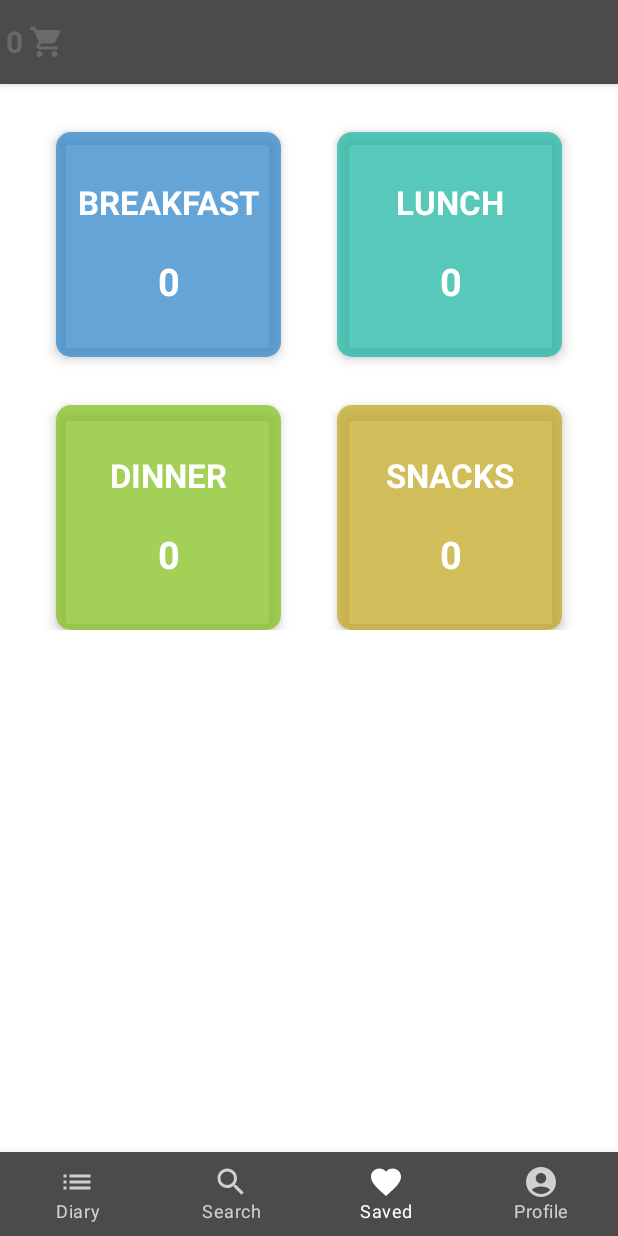
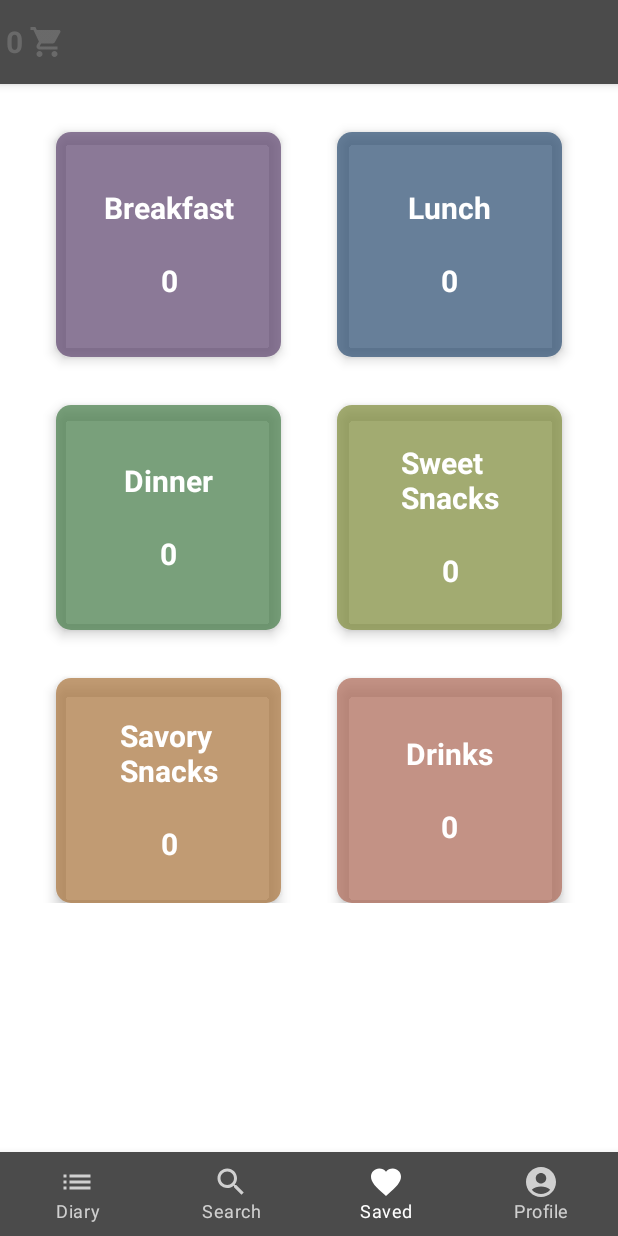
Before and after one commit to Joseph-M-J/NutriTrack, an Android app built with Jetpack Compose: the screen it shows after launch (MainActivity), item 3 of the bottom bar chosen, on a phone screen of 412 x 824 dp. Run offline under Robolectric (Android 15) with nearby library versions, the phone set to English and light mode, and no system bars; our stand-ins replace Room's generated code, Timber; pictures from the network do not load.

Commit message:
Add categories, adjust colors

```diff
--- a/app/src/main/java/com/example/nutritrack/data/model/AppDatabase.kt
+++ b/app/src/main/java/com/example/nutritrack/data/model/AppDatabase.kt
@@ -14,7 +14,7 @@ import java.io.File
         FoodEntity::class,
         FavoritesEntity::class
     ],
-    version = 3,
+    version = 4,
     exportSchema = true
 )
 @TypeConverters(Converters::class)
--- a/app/src/main/java/com/example/nutritrack/data/model/FavoritesEntity.kt
+++ b/app/src/main/java/com/example/nutritrack/data/model/FavoritesEntity.kt
@@ -20,7 +20,9 @@ data class FavoritesEntity(
 
     @ColumnInfo(name = "food_img_res") val imgRes: String,
 
-    @ColumnInfo(name = "category") val category: MealCategory
+    @ColumnInfo(name = "category") val category: MealCategory,
+
+//    @ColumnInfo(name = "date") val date: String
 )
 
 //data class FoodAndFavorites(
--- a/app/src/main/java/com/example/nutritrack/ui/screens/DairyScreen.kt
+++ b/app/src/main/java/com/example/nutritrack/ui/screens/DairyScreen.kt
@@ -202,7 +202,7 @@ fun DiaryScreenHoist(
 
                         Surface(
                             shape = RoundedCornerShape(5.dp),
-                            color = color.copy(alpha = 0.5f),
+                            color = color.copy(alpha = 0.85f),
                             modifier = Modifier
                                 .height(30.dp)
                                 .fillMaxWidth(0.5f)
@@ -224,8 +224,8 @@ fun DiaryScreenHoist(
                                     .fillMaxSize()
                             ) {
                                 Text(
-                                    text = category.name,
-                                    color = Color.Black,
+                                    text = category.displayName,
+                                    color = Color.White,
                                     fontWeight = FontWeight.Bold
                                 )
                             }
@@ -441,7 +441,7 @@ fun FullscreenQuickAddMenu(
                         }
                     },
                     keyboardOptions = KeyboardOptions.Default.copy(
-                        keyboardType = KeyboardType.Number,
+//                        keyboardType = KeyboardType.Number,
                         imeAction = ImeAction.Done
                     ),
                     keyboardActions = KeyboardActions(onDone = {
--- a/app/src/main/java/com/example/nutritrack/ui/screens/FavoritesScreen.kt
+++ b/app/src/main/java/com/example/nutritrack/ui/screens/FavoritesScreen.kt
@@ -15,12 +15,14 @@ import androidx.compose.ui.Alignment
 import androidx.compose.ui.Modifier
 import androidx.compose.ui.graphics.Color
 import androidx.compose.ui.text.font.FontWeight
+import androidx.compose.ui.tooling.preview.Preview
 import androidx.compose.ui.unit.dp
 import androidx.compose.ui.unit.sp
 import coil.annotation.ExperimentalCoilApi
 import com.example.nutritrack.data.model.FoodEntity
 import com.example.nutritrack.data.state.FavoritesViewState
 import com.example.nutritrack.data.state.SearchViewState
+import com.example.nutritrack.ui.theme.NutriTrackTheme
 import com.example.nutritrack.ui.theme.mealCategoryColors
 import com.example.nutritrack.util.FoodPreset
 import com.example.nutritrack.util.MealCategory
@@ -84,7 +86,7 @@ fun FavoritesScreenHoist(
                                 .size(25.dp)
                         )
                         Text(
-                            text = "Leave ${favoritesState.selectedCategory.name}",
+                            text = "Leave ${favoritesState.selectedCategory.displayName}",
                             fontSize = 20.sp,
                             color = Color.White,
                             modifier = Modifier.padding(horizontal = 8.dp)
@@ -173,8 +175,8 @@ fun CategoryTile(
                 modifier = Modifier.align(Alignment.Center)
             ){
                 Text(
-                    text = category.name,
-                    fontSize = 22.sp,
+                    text = category.displayName.replace(" ", "\n"),
+                    fontSize = 20.sp,
                     color = Color.White,
                     fontWeight = FontWeight.Bold
                 )
@@ -183,7 +185,7 @@ fun CategoryTile(
 
                 Text(
                     text = itemCount.toString(),
-                    fontSize = 25.sp,
+                    fontSize = 20.sp,
                     color = Color.White,
                     fontWeight = FontWeight.Bold
                 )
@@ -192,31 +194,31 @@ fun CategoryTile(
     }
 }
 
-//@Preview
-//@Composable
-//fun PreviewFavoritesScreen() {
-//    val state by remember { mutableStateOf(FavoritesViewState(
-//
-//    ))}
-//
-//    NutriTrackTheme {
-//        Scaffold(
-//            bottomBar = { BottomNavigation {} }
-//        ) { innerPadding ->
-//
-//            Box(
-//                modifier = Modifier
-//                    .padding(innerPadding)
-//                    .fillMaxSize()
-//            ) {
-//                FavoritesScreenHoist(
-//                    favoritesState = state,
-//                    loadedEntries = 0,
-//                    onSelectCategory = {},
-//                    searchState = SearchViewState(),
-//                    on
-//                )
-//            }
-//        }
-//    }
-//}
+@ExperimentalCoilApi
+@ExperimentalAnimationApi
+@ExperimentalFoundationApi
+@Preview
+@Composable
+fun PreviewFavoritesScreen() {
+    NutriTrackTheme {
+        Scaffold(
+            bottomBar = { BottomNavigation {} }
+        ) { innerPadding ->
+
+            Box(
+                modifier = Modifier
+                    .padding(innerPadding)
+                    .fillMaxSize()
+            ) {
+                FavoritesScreenHoist(
+                    favoritesState = FavoritesViewState(),
+                    searchState = SearchViewState(),
+                    loadedEntries = 0,
+                    onSelectCategory = {},
+                    onAddItem = {},
+                    onDeleteItem = {_,_ -> }
+                )
+            }
+        }
+    }
+}
--- a/app/src/main/java/com/example/nutritrack/ui/screens/Shared.kt
+++ b/app/src/main/java/com/example/nutritrack/ui/screens/Shared.kt
@@ -633,7 +633,7 @@ fun QuantityUnitField(
                     },
                     singleLine = true,
                     keyboardOptions = KeyboardOptions.Default.copy(
-                        keyboardType = KeyboardType.Number,
+//                        keyboardType = KeyboardType.Number,
                         imeAction = ImeAction.Done
                     ),
                     keyboardActions = KeyboardActions(onDone = {
--- a/app/src/main/java/com/example/nutritrack/ui/theme/Color.kt
+++ b/app/src/main/java/com/example/nutritrack/ui/theme/Color.kt
@@ -3,9 +3,18 @@ package com.example.nutritrack.ui.theme
 import androidx.compose.ui.graphics.Color
 import com.example.nutritrack.util.MealCategory
 
+//val mealCategoryColors = mapOf(
+//    MealCategory.BREAKFAST to Color(0.192f, 0.525f, 0.788f, 0.749f),
+//    MealCategory.LUNCH     to Color(0.125f, 0.714f, 0.647f, 0.749f),
+//    MealCategory.DINNER    to Color(0.518f, 0.761f, 0.122f, 0.749f),
+//    MealCategory.SNACKS    to Color(0.761f, 0.655f, 0.133f, 0.749f)
+//)
+
 val mealCategoryColors = mapOf(
-    MealCategory.BREAKFAST to Color(0.192f, 0.525f, 0.788f, 0.749f),
-    MealCategory.LUNCH     to Color(0.125f, 0.714f, 0.647f, 0.749f),
-    MealCategory.DINNER    to Color(0.518f, 0.761f, 0.122f, 0.749f),
-    MealCategory.SNACKS    to Color(0.761f, 0.655f, 0.133f, 0.749f)
+    MealCategory.BREAKFAST     to Color(0xFF644D74),
+    MealCategory.LUNCH         to Color(0xFF355577),
+    MealCategory.DINNER        to Color(0xFF4D804F),
+    MealCategory.SWEET_SNACKS  to Color(0xFF838F42),
+    MealCategory.SAVORY_SNACKS to Color(0xFFAC7A44),
+    MealCategory.DRINKS        to Color(0xFFAF6E5D)
 )
--- a/app/src/main/java/com/example/nutritrack/util/Enums.kt
+++ b/app/src/main/java/com/example/nutritrack/util/Enums.kt
@@ -1,8 +1,10 @@
 package com.example.nutritrack.util
 
-enum class MealCategory {
-    BREAKFAST,
-    LUNCH,
-    DINNER,
-    SNACKS;
+enum class MealCategory(val displayName: String) {
+    BREAKFAST("Breakfast"),
+    LUNCH("Lunch"),
+    DINNER("Dinner"),
+    SWEET_SNACKS("Sweet Snacks"),
+    SAVORY_SNACKS("Savory Snacks"),
+    DRINKS("Drinks");
 }
```
Also changed, not shown: app/src/main/java/com/example/nutritrack/util/DiaryTestData.kt (+21 -21 lines).
